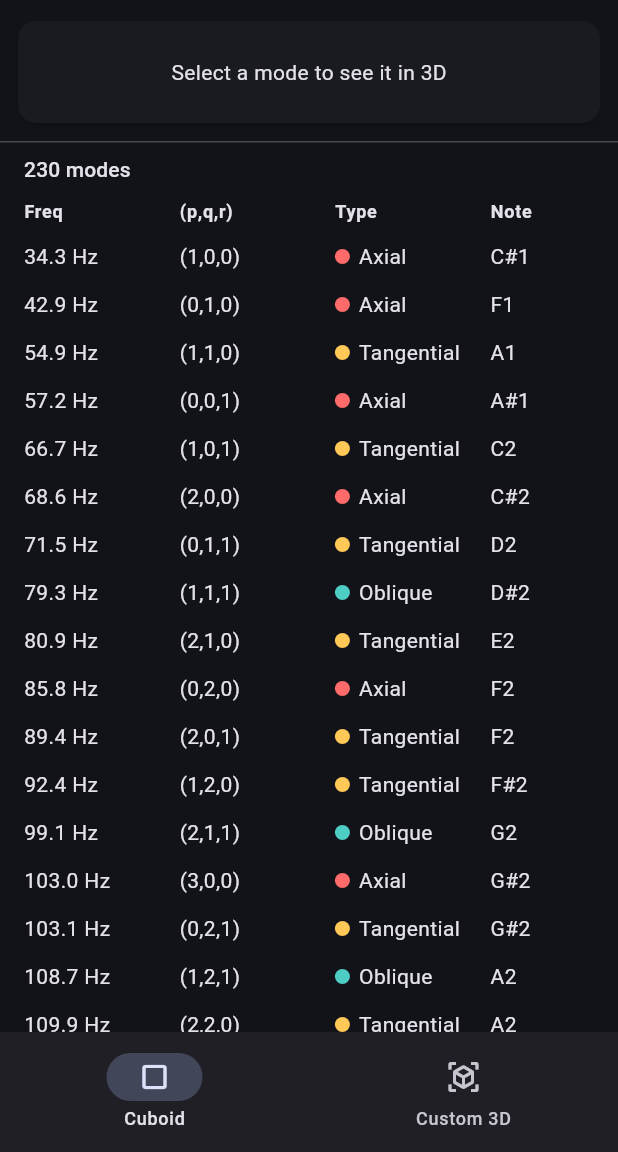
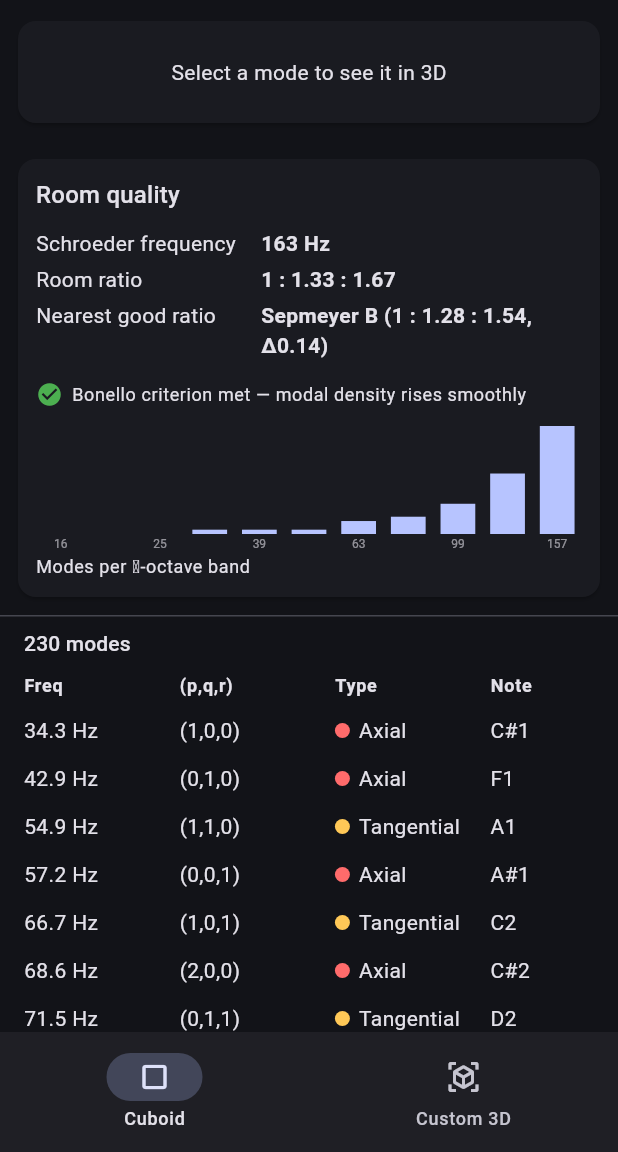
Before and after one commit to denis97/Room-Mode-calculator, a Flutter app: the screen it shows after launch, scrolled down 576 dp, on a phone screen of 412 x 824 dp, the part 84-1236 px from its top. Run offline on Flutter 3.47's test engine with Material 3 defaults, Android fonts, the phone set to English and light mode, and no system bars; our stand-ins replace audioplayers, flutter_riverpod.

Commit message:
Phase 1c: room-quality tools (Bonello, Schroeder, room ratio)
Adds the remaining amroc room-quality metrics to the cuboid calculator.

- room_ratios.dart: Bonello ⅓-octave band bucketing + criterion (mode count
  per band must be non-decreasing), RoomProportion (dimensions normalized to
  the shortest), and nearest-recommended-ratio comparison against known good
  ratios (Sepmeyer / Louden / IEC-Bolt).
- room_providers.dart: bonelloBandsProvider over the modal region (up to the
  Schroeder frequency, bounded by the cutoff).
- room_quality_card.dart: shows the Schroeder frequency, room ratio and nearest
  recommended ratio, a Bonello pass/fail indicator, and a ⅓-octave modal-density
  bar chart. Added to the cuboid screen.

7 new unit tests (band counting, criterion pass/fail, proportion + nearest
ratio). 30 tests pass; analyze clean.

Co-Authored-By: Claude Opus 4.8 <noreply@anthropic.com>
Claude-Session: https://claude.ai/code/session_01BhpgNpzTWRzpJgxQ4iRw1V

```diff
--- /dev/null
+++ b/lib/core/acoustics/room_ratios.dart
@@ -0,0 +1,135 @@
+import 'dart:math' as math;
+
+import 'room.dart';
+
+/// Room-quality metrics: the Bonello criterion (modal density across
+/// ⅓-octave bands) and room-proportion analysis against recommended ratios.
+/// These judge whether a room's dimensions give a smooth low-frequency
+/// response — the same tools amroc surfaces.
+
+/// One ⅓-octave band with the number of modes that fall inside it.
+class ThirdOctaveBand {
+  const ThirdOctaveBand({
+    required this.centerHz,
+    required this.lowHz,
+    required this.highHz,
+    required this.modeCount,
+  });
+
+  final double centerHz;
+  final double lowHz;
+  final double highHz;
+  final int modeCount;
+}
+
+/// The ⅓-octave band index for a frequency, relative to the 1 kHz reference.
+int _bandIndex(double f) => (3 * math.log(f / 1000) / math.ln2).round();
+
+double _bandCenter(int n) => 1000 * math.pow(2, n / 3).toDouble();
+
+/// Buckets [frequencies] into the ⅓-octave bands spanning [minHz]..[maxHz] and
+/// counts the modes in each — the data behind the Bonello criterion.
+List<ThirdOctaveBand> bonelloBands(
+  List<double> frequencies, {
+  double minHz = 16,
+  double maxHz = 200,
+}) {
+  if (maxHz <= minHz) return const [];
+  final nLow = _bandIndex(minHz);
+  final nHigh = _bandIndex(maxHz);
+  final ratio = math.pow(2, 1 / 6).toDouble(); // half a ⅓-octave
+
+  final bands = <ThirdOctaveBand>[];
+  for (var n = nLow; n <= nHigh; n++) {
+    final center = _bandCenter(n);
+    final low = center / ratio;
+    final high = center * ratio;
+    var count = 0;
+    for (final f in frequencies) {
+      if (f >= low && f < high) count++;
+    }
+    bands.add(ThirdOctaveBand(
+      centerHz: center,
+      lowHz: low,
+      highHz: high,
+      modeCount: count,
+    ));
+  }
+  return bands;
+}
+
+/// The Bonello criterion: from the first populated band upward, the mode count
+/// per ⅓-octave should never decrease. A monotonically rising density means no
+/// band is starved of modes relative to a lower one.
+bool bonelloSatisfied(List<ThirdOctaveBand> bands) {
+  var started = false;
+  var previous = 0;
+  for (final band in bands) {
+    if (!started) {
+      if (band.modeCount == 0) continue;
+      started = true;
+      previous = band.modeCount;
+      continue;
+    }
+    if (band.modeCount < previous) return false;
+    previous = band.modeCount;
+  }
+  return started;
+}
+
+/// A room's dimensions normalized so the shortest is 1, sorted ascending —
+/// the form used to compare against recommended ratios.
+class RoomProportion {
+  const RoomProportion(this.short, this.mid, this.long);
+
+  /// Always 1.0 (the shortest dimension).
+  final double short;
+  final double mid;
+  final double long;
+
+  factory RoomProportion.fromRoom(Room room) {
+    final dims = [room.length, room.width, room.height]..sort();
+    final s = dims[0];
+    if (s <= 0) return const RoomProportion(1, 1, 1);
+    return RoomProportion(1, dims[1] / s, dims[2] / s);
+  }
+
+  @override
+  String toString() =>
+      '1 : ${mid.toStringAsFixed(2)} : ${long.toStringAsFixed(2)}';
+}
+
+/// A named recommended room ratio (shortest normalized to 1).
+class RecommendedRatio {
+  const RecommendedRatio(this.name, this.mid, this.long);
+  final String name;
+  final double mid;
+  final double long;
+}
+
+/// Well-known "good" room ratios from the literature.
+const List<RecommendedRatio> recommendedRatios = [
+  RecommendedRatio('Sepmeyer A', 1.14, 1.39),
+  RecommendedRatio('Sepmeyer B', 1.28, 1.54),
+  RecommendedRatio('Louden', 1.4, 1.9),
+  RecommendedRatio('Sepmeyer C', 1.6, 2.33),
+  RecommendedRatio('IEC / Bolt', 1.5, 2.5),
+];
+
+/// The recommended ratio closest to [proportion] (Euclidean distance in the
+/// mid/long plane), with that distance — a simple "how good are my
+/// proportions?" indicator.
+(RecommendedRatio, double) nearestRecommendedRatio(RoomProportion proportion) {
+  var best = recommendedRatios.first;
+  var bestDist = double.infinity;
+  for (final r in recommendedRatios) {
+    final dm = r.mid - proportion.mid;
+    final dl = r.long - proportion.long;
+    final d = math.sqrt(dm * dm + dl * dl);
+    if (d < bestDist) {
+      bestDist = d;
+      best = r;
+    }
+  }
+  return (best, bestDist);
+}
--- a/lib/state/room_providers.dart
+++ b/lib/state/room_providers.dart
@@ -1,8 +1,11 @@
+import 'dart:math' as math;
+
 import 'package:flutter_riverpod/flutter_riverpod.dart';
 
 import '../core/acoustics/mode.dart';
 import '../core/acoustics/mode_calculator.dart';
 import '../core/acoustics/room.dart';
+import '../core/acoustics/room_ratios.dart';
 import '../core/acoustics/schroeder.dart';
 import '../core/constants.dart';
 
@@ -27,6 +30,20 @@ final schroederProvider = Provider<double>((ref) {
   return schroederFrequency(room);
 });
 
+/// ⅓-octave Bonello bands over the modal region (up to the Schroeder frequency,
+/// bounded by the user's cutoff), recomputed with the modes.
+final bonelloBandsProvider = Provider<List<ThirdOctaveBand>>((ref) {
+  final modes = ref.watch(modesProvider);
+  final schroeder = ref.watch(schroederProvider);
+  final maxFreq = ref.watch(maxFrequencyProvider);
+  final upper = math.min(math.max(schroeder, 120.0), maxFreq);
+  return bonelloBands(
+    [for (final m in modes) m.frequency],
+    minHz: 16,
+    maxHz: upper,
+  );
+});
+
 /// The index (into [modesProvider]) of the mode currently selected for the
 /// pressure map, or null if none is selected.
 final selectedModeIndexProvider = StateProvider<int?>((ref) => null);
--- a/lib/ui/screens/home_screen.dart
+++ b/lib/ui/screens/home_screen.dart
@@ -7,6 +7,7 @@ import '../widgets/mode_3d_view.dart';
 import '../widgets/mode_list.dart';
 import '../widgets/piano_keyboard.dart';
 import '../widgets/pressure_map.dart';
+import '../widgets/room_quality_card.dart';
 
 /// The single-screen home of the cuboid calculator. It stacks the input card,
 /// the frequency axis, the piano keyboard, the pressure map, and the full mode
@@ -41,6 +42,7 @@ class HomeScreen extends ConsumerWidget {
                 ),
                 PressureMap(),
                 Mode3DView(),
+                RoomQualityCard(),
                 Divider(height: 1),
               ],
             ),
--- /dev/null
+++ b/lib/ui/widgets/room_quality_card.dart
@@ -0,0 +1,146 @@
+import 'package:flutter/material.dart';
+import 'package:flutter_riverpod/flutter_riverpod.dart';
+
+import '../../core/acoustics/room_ratios.dart';
+import '../../state/room_providers.dart';
+
+/// Summarizes how good the room's proportions are: the Schroeder frequency, the
+/// Bonello criterion (with a ⅓-octave modal-density bar chart), and the room
+/// ratio compared to well-known recommended ratios.
+class RoomQualityCard extends ConsumerWidget {
+  const RoomQualityCard({super.key});
+
+  @override
+  Widget build(BuildContext context, WidgetRef ref) {
+    final room = ref.watch(roomProvider);
+    final schroeder = ref.watch(schroederProvider);
+    final bands = ref.watch(bonelloBandsProvider);
+    final bonelloOk = bonelloSatisfied(bands);
+
+    final proportion = RoomProportion.fromRoom(room);
+    final (recommended, distance) = nearestRecommendedRatio(proportion);
+    final theme = Theme.of(context);
+
+    return Card(
+      margin: const EdgeInsets.all(12),
+      child: Padding(
+        padding: const EdgeInsets.all(12),
+        child: Column(
+          crossAxisAlignment: CrossAxisAlignment.start,
+          children: [
+            Text('Room quality', style: theme.textTheme.titleMedium),
+            const SizedBox(height: 8),
+            _metric(context, 'Schroeder frequency',
+                '${schroeder.toStringAsFixed(0)} Hz'),
+            _metric(context, 'Room ratio', proportion.toString()),
+            _metric(
+              context,
+              'Nearest good ratio',
+              '${recommended.name} '
+                  '(1 : ${recommended.mid} : ${recommended.long}, Δ${distance.toStringAsFixed(2)})',
+            ),
+            const SizedBox(height: 12),
+            Row(
+              children: [
+                Icon(
+                  bonelloOk ? Icons.check_circle : Icons.warning_amber_rounded,
+                  color: bonelloOk ? Colors.green : Colors.orange,
+                  size: 18,
+                ),
+                const SizedBox(width: 6),
+                Expanded(
+                  child: Text(
+                    bonelloOk
+                        ? 'Bonello criterion met — modal density rises smoothly'
+                        : 'Bonello criterion not met — a ⅓-octave band dips in mode count',
+                    style: theme.textTheme.bodySmall,
+                  ),
+                ),
+              ],
+            ),
+            const SizedBox(height: 8),
+            SizedBox(
+              height: 90,
+              child: bands.isEmpty
+                  ? const Center(child: Text('—'))
+                  : CustomPaint(
+                      painter: _BonelloPainter(
+                        bands: bands,
+                        barColor: theme.colorScheme.primary,
+                        textColor: theme.colorScheme.onSurface,
+                      ),
+                      child: const SizedBox.expand(),
+                    ),
+            ),
+            Text('Modes per ⅓-octave band',
+                style: theme.textTheme.bodySmall),
+          ],
+        ),
+      ),
+    );
+  }
+
+  Widget _metric(BuildContext context, String label, String value) {
+    return Padding(
+      padding: const EdgeInsets.symmetric(vertical: 2),
+      child: Row(
+        crossAxisAlignment: CrossAxisAlignment.start,
+        children: [
+          SizedBox(width: 150, child: Text(label)),
+          Expanded(
+            child: Text(value,
+                style: const TextStyle(fontWeight: FontWeight.w600)),
+          ),
+        ],
+      ),
+    );
+  }
+}
+
+class _BonelloPainter extends CustomPainter {
+  _BonelloPainter({
+    required this.bands,
+    required this.barColor,
+    required this.textColor,
+  });
+
+  final List<ThirdOctaveBand> bands;
+  final Color barColor;
+  final Color textColor;
+
+  @override
+  void paint(Canvas canvas, Size size) {
+    var maxCount = 1;
+    for (final b in bands) {
+      if (b.modeCount > maxCount) maxCount = b.modeCount;
+    }
+    final baseY = size.height - 14;
+    final slot = size.width / bands.length;
+    final barW = slot * 0.7;
+    final bar = Paint()..color = barColor;
+    final labelStyle = TextStyle(
+        color: textColor.withValues(alpha: 0.6), fontSize: 8);
+
+    for (var i = 0; i < bands.length; i++) {
+      final b = bands[i];
+      final h = b.modeCount / maxCount * (baseY - 4);
+      final x = i * slot + (slot - barW) / 2;
+      canvas.drawRect(
+        Rect.fromLTWH(x, baseY - h, barW, h),
+        bar,
+      );
+      // Label every other band center to avoid crowding.
+      if (i % 2 == 0) {
+        final tp = TextPainter(
+          text: TextSpan(
+              text: b.centerHz.round().toString(), style: labelStyle),
+          textDirection: TextDirection.ltr,
+        )..layout();
+        tp.paint(canvas, Offset(x + barW / 2 - tp.width / 2, baseY + 2));
+      }
+    }
+  }
+
+  @override
+  bool shouldRepaint(_BonelloPainter old) => old.bands != bands;
+}
```
Also changed, not shown: 1 other file.
